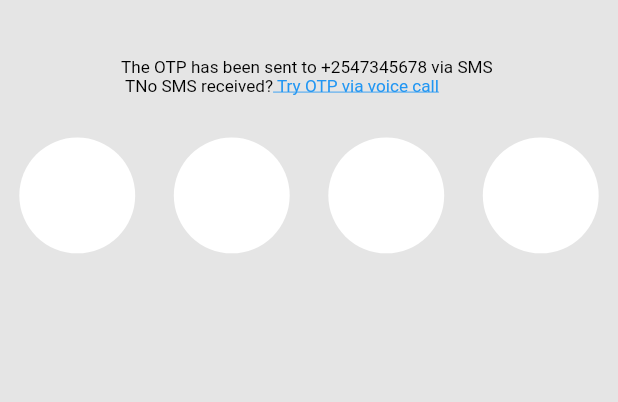
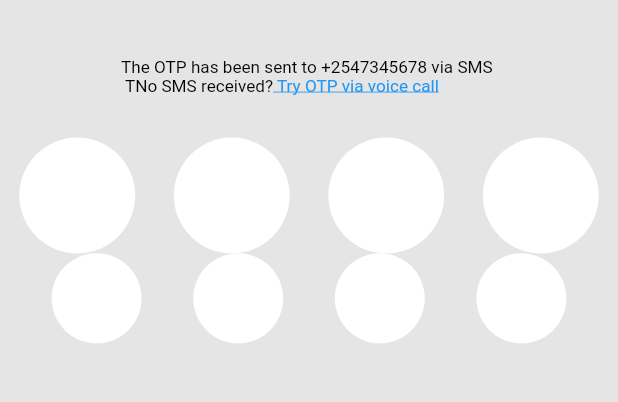
Before and after one commit to Nashkim254/don_loaning_app, a Flutter app: the Otp screen opened by its route, on a phone screen of 412 x 824 dp, the part 84-486 px from its top. Run offline on Flutter 3.47's test engine with Material 2 defaults, Android fonts, the phone set to English and light mode, and no system bars; our stand-ins replace dio, flutter_screenutil, flutter_svg, get, google_fonts; generated files the repository leaves out were written again.

Commit message:
otp page

```diff
--- a/lib/src/registration/otp.dart
+++ b/lib/src/registration/otp.dart
@@ -1,10 +1,13 @@
 import 'package:don/src/constants/colors.dart';
+import 'package:don/src/registration/otp_controller.dart';
 import 'package:flutter/material.dart';
 import 'package:flutter_screenutil/flutter_screenutil.dart';
+import 'package:get/get.dart';
 
 class Otp extends StatelessWidget {
-  const Otp({Key? key}) : super(key: key);
+  Otp({Key? key}) : super(key: key);
   static const routeName = '/otp';
+  final controller = Get.put(SignInOtpController());
   @override
   Widget build(BuildContext context) {
     return Scaffold(
@@ -41,7 +44,7 @@ class Otp extends StatelessWidget {
                 ],
               ),
             ),
-            SizedBox(height:22.h),
+            SizedBox(height: 22.h),
             Row(
               mainAxisAlignment: MainAxisAlignment.spaceAround,
               children: [
@@ -78,10 +81,93 @@ class Otp extends StatelessWidget {
                   ),
                 ),
               ],
-            )
+            ),
+            Container(
+              child: Row(
+                mainAxisAlignment: MainAxisAlignment.spaceEvenly,
+                crossAxisAlignment: CrossAxisAlignment.center,
+                children: <Widget>[
+                  _otpTextField(context, true, 0),
+                  _otpTextField(context, false, 1),
+                  _otpTextField(context, false, 2),
+                  _otpTextField(context, false, 3),
+                 // _otpTextField(context, false, 4),
+                  //_otpTextField(context, false, 5),
+                  // controller.otpNumberWidget(0),
+                  // controller.otpNumberWidget(1),
+                  // controller.otpNumberWidget(2),
+                  // controller.otpNumberWidget(3)
+                ],
+              ),
+            ),
           ],
         ),
       ),
     );
   }
+
+  Widget _otpTextField(BuildContext context, bool autoFocus, int position) {
+    return Container(
+      height: 60,
+      width: 60,
+      decoration: BoxDecoration(
+        color: Colors.white,
+        shape: BoxShape.circle,
+      ),
+      child: TextFormField(
+          keyboardType: TextInputType.phone,
+          validator: (value) => controller.validatorEmpty(value!),
+          onChanged: (value) {
+            if (value.length == 1) {
+              FocusScope.of(context).nextFocus();
+              controller.onKeyboardTap(value);
+            }
+          },
+          maxLines: 1,
+          style: TextStyle(
+            color: primaryColor,
+            fontSize: 16,
+            fontWeight: FontWeight.w600,
+          ),
+          decoration: InputDecoration(
+
+              enabledBorder:InputBorder.none,
+            border: InputBorder.none,
+            focusedBorder: OutlineInputBorder(
+              borderRadius: BorderRadius.circular(15.0),
+              borderSide: BorderSide(
+                color: otpColor,
+              ),
+            ),
+          )
+          ),
+    );
+  }
+
+  Widget otpNumberWidget(int position) {
+    try {
+      return Container(
+        height: 60,
+        width: 60,
+        decoration: BoxDecoration(
+          color: fontSecondaryDark,
+          borderRadius: BorderRadius.circular(8),
+        ),
+        child: Center(
+            child: Text(
+          controller.text[position],
+          style: TextStyle(color: Colors.black),
+        )),
+      );
+    } catch (e) {
+      return Container(
+        height: 60,
+        width: 60,
+        decoration: BoxDecoration(
+          color: otpColor,
+          borderRadius: BorderRadius.circular(8),
+        ),
+      );
+    }
+  }
 }
--- /dev/null
+++ b/lib/src/registration/otp_controller.dart
@@ -0,0 +1,26 @@
+import 'package:flutter/material.dart';
+import 'package:get/get.dart';
+
+class SignInOtpController extends GetxController {
+  String text = '';
+  bool _isLoading = false;
+  bool _keyboardVisible = false;
+  final TextEditingController otpController = TextEditingController();
+
+  void onKeyboardTap(String value) {
+    text = text + value;
+
+    if (text.length == 6) {
+      _keyboardVisible = true;
+    } else {
+      _keyboardVisible = false;
+    }
+    update();
+  }
+
+  validatorEmpty(String value) {
+    if (otpController.text.isEmpty) {
+      return "value connot be empty";
+    }
+  }
+}
--- a/lib/src/routes/routes.dart
+++ b/lib/src/routes/routes.dart
@@ -26,7 +26,7 @@ class MyRouter {
                case Phone.routeName:
               return const Phone();
                case Otp.routeName:
-              return const Otp();
+              return  Otp();
             default:
               return const SplashScreen();
           }
--- a/pubspec.yaml
+++ b/pubspec.yaml
@@ -12,7 +12,6 @@ environment:
 dependencies:
   flutter:
     sdk: flutter
-  flutter_bloc: ^7.3.1
   flutter_localizations:
     sdk: flutter
 
@@ -24,6 +23,7 @@ dependencies:
   json_annotation: ^4.3.0
   flutter_screenutil: ^5.0.0+2
   flutter_svg: ^0.23.0+1
+  get: ^4.3.8
 
 
 dev_dependencies:
```
Also changed, not shown: lib/src/helpers/numeric_keyboard.dart (added, +136 -0 lines), pubspec.lock.
